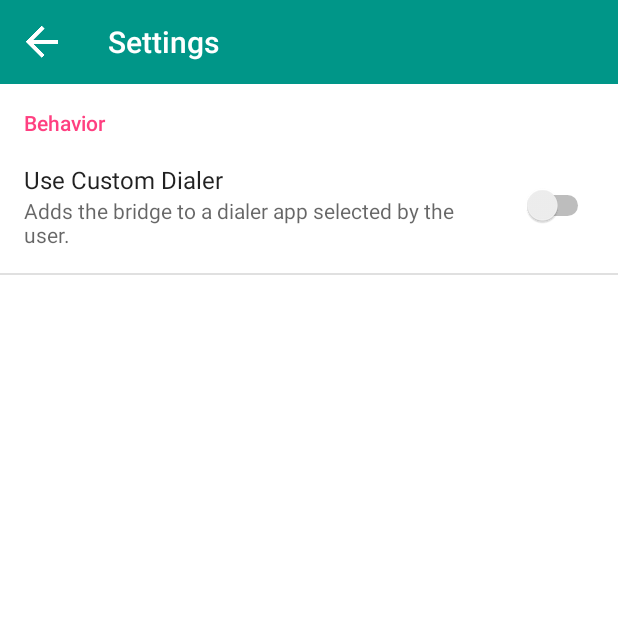
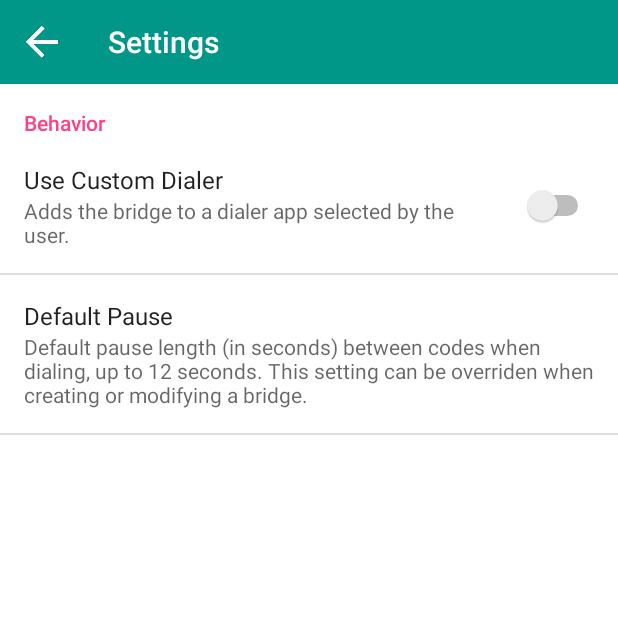
Before and after one commit to darknfaze007/JoinMyBridge, an Android app: the screen it shows after launch (SettingsActivity), in the options menu, after a tap on "Settings", on a phone screen of 412 x 824 dp, the top half of it. Run offline under Robolectric (Android 15) with nearby library versions, the phone set to English and light mode, and no system bars; libraries missing offline, so code that uses them is left out: com.gc.materialdesign, com.melnykov.fab, com.nhaarman.listviewanimations; 14 statements that could not run were skipped.

Commit message:
Added a preference in the settings menu to allow users to customize the default pause length when creating new bridges.

```diff
--- a/app/src/main/java/com/misczak/joinmybridge/BridgeActivity.java
+++ b/app/src/main/java/com/misczak/joinmybridge/BridgeActivity.java
@@ -22,6 +22,7 @@ public class BridgeActivity extends SingleFragmentActivity {
         String bridgeNumber = (String)getIntent().getSerializableExtra(BridgeFragment.EXTRA_BRIDGE_NUMBER);
         String participantCode = (String)getIntent().getSerializableExtra(BridgeFragment.EXTRA_PARTICIPANT_CODE);
         String hostCode = (String)getIntent().getSerializableExtra(BridgeFragment.EXTRA_HOST_CODE);
+        //int pause = (int)getIntent().getSerializableExtra(BridgeFragment.EXTRA_PAUSE);
 
         return BridgeFragment.newInstance(bridgeId, bridgeName, bridgeNumber, participantCode, hostCode);
     }
--- a/app/src/main/java/com/misczak/joinmybridge/PhoneBook.java
+++ b/app/src/main/java/com/misczak/joinmybridge/PhoneBook.java
@@ -17,9 +17,6 @@ public class PhoneBook {
     private ArrayList<Bridge> mBridgeList;
     private BridgeJSONSerializer mSerializer;
     private Context mContext;
-
-
-
 
 
     private PhoneBook(Context context) {
--- a/app/src/main/java/com/misczak/joinmybridge/PhoneBookFragment.java
+++ b/app/src/main/java/com/misczak/joinmybridge/PhoneBookFragment.java
@@ -57,10 +57,13 @@ public class PhoneBookFragment extends ListFragment {
     private static final String EXTRA_HOST_CODE = "hostCode";
     private static final String SHARE_TEXT_TYPE = "text/plain";
     static final String PREFERENCE_DIALER = "pref_dialer";
+    static final String PREFERENCE_PAUSE = "pref_pause";
 
     private static final int REQUEST_CALL = 0;
     private static final int REQUEST_CONTACT = 1;
     private final int DIVIDER_HEIGHT = 10;
+    private static final int NULL_PAUSE = 0;
+    private static final int MAX_PAUSE = 12;
 
     private String phoneNumber;
     private ArrayList<Bridge> mBridgeList;
@@ -73,6 +76,7 @@ public class PhoneBookFragment extends ListFragment {
     private SimpleSwipeUndoAdapter swipeUndoAdapter;
     private AlphaInAnimationAdapter animationAdapter;
     private boolean customDialer;
+    private String customPause;
     private String pauseTone;
     private int pauseLength;
 
@@ -180,8 +184,30 @@ public class PhoneBookFragment extends ListFragment {
         Log.d(TAG, "PhoneBook onResume");
 
         SharedPreferences preferences = PreferenceManager.getDefaultSharedPreferences(getActivity());
+        SharedPreferences.Editor editor = preferences.edit();
         customDialer = preferences.getBoolean(PREFERENCE_DIALER, false);
+        customPause = preferences.getString(PREFERENCE_PAUSE, "");
+
+        if (!customPause.equals("")) {
+            int pause = Integer.parseInt(customPause);
+
+            if (pause <= MAX_PAUSE) {
+                BridgeFragment.DEFAULT_PAUSE = pause;
+            }
+            else{
+                BridgeFragment.DEFAULT_PAUSE = MAX_PAUSE;
+                editor.putString(PREFERENCE_PAUSE, MAX_PAUSE + "");
+                editor.commit();
+            }
+        }
+        else {
+            BridgeFragment.DEFAULT_PAUSE = NULL_PAUSE;
+            editor.putString(PREFERENCE_PAUSE, NULL_PAUSE + "");
+            editor.commit();
+        }
+
         Log.d(TAG, customDialer + "");
+        Log.d(TAG, BridgeFragment.DEFAULT_PAUSE + "");
 
     }
 
--- a/app/src/main/res/values/strings.xml
+++ b/app/src/main/res/values/strings.xml
@@ -78,6 +78,9 @@
     <string name="pref_dialer_summary">Adds the bridge to a dialer app selected by the user.</string>
     <string name="pref_about_title">About</string>
     <string name="pref_about_summary">About the app</string>
+    <string name="pref_pause_title">Default Pause</string>
+    <string name="pref_pause_summary">Default pause length (in seconds) between codes when dialing,
+        up to 12 seconds. This setting can be overriden when creating or modifying a bridge.</string>
     <string name="pref_about_dialog_title">Join My Bridge</string>
     <string name="pref_about_dialog_message">Test message</string>
     <string name="pref_about_dialog_positive">OK</string>
--- a/app/src/main/res/xml/settings.xml
+++ b/app/src/main/res/xml/settings.xml
@@ -11,6 +11,16 @@
             android:summary="@string/pref_dialer_summary"
             android:defaultValue="false" />
 
+        <EditTextPreference
+            android:id="@+id/pref_pause_length"
+            android:key="pref_pause"
+            android:title="@string/pref_pause_title"
+            android:summary="@string/pref_pause_summary"
+            android:defaultValue="2"
+            android:inputType="number" />
+
         </PreferenceCategory>
 
+
+
 </PreferenceScreen>
```
Also changed, not shown: app/src/main/java/com/misczak/joinmybridge/AboutDialog.java (added, +16 -0 lines), app/src/main/java/com/misczak/joinmybridge/BridgeFragment.java (+13 -6 lines).
